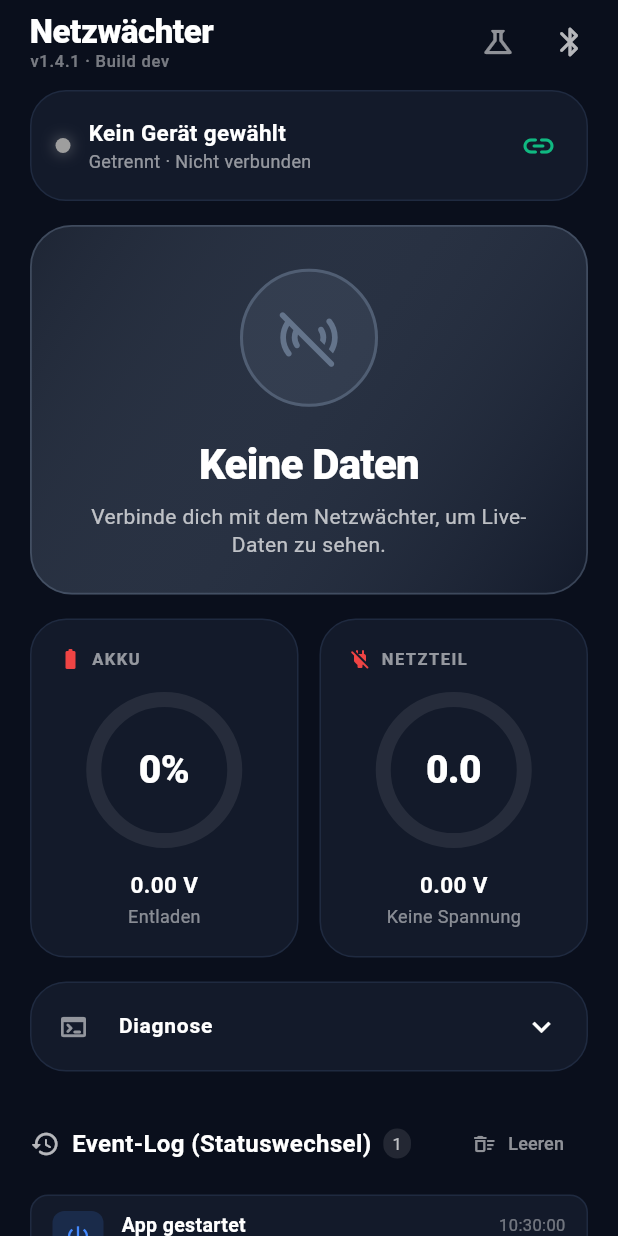
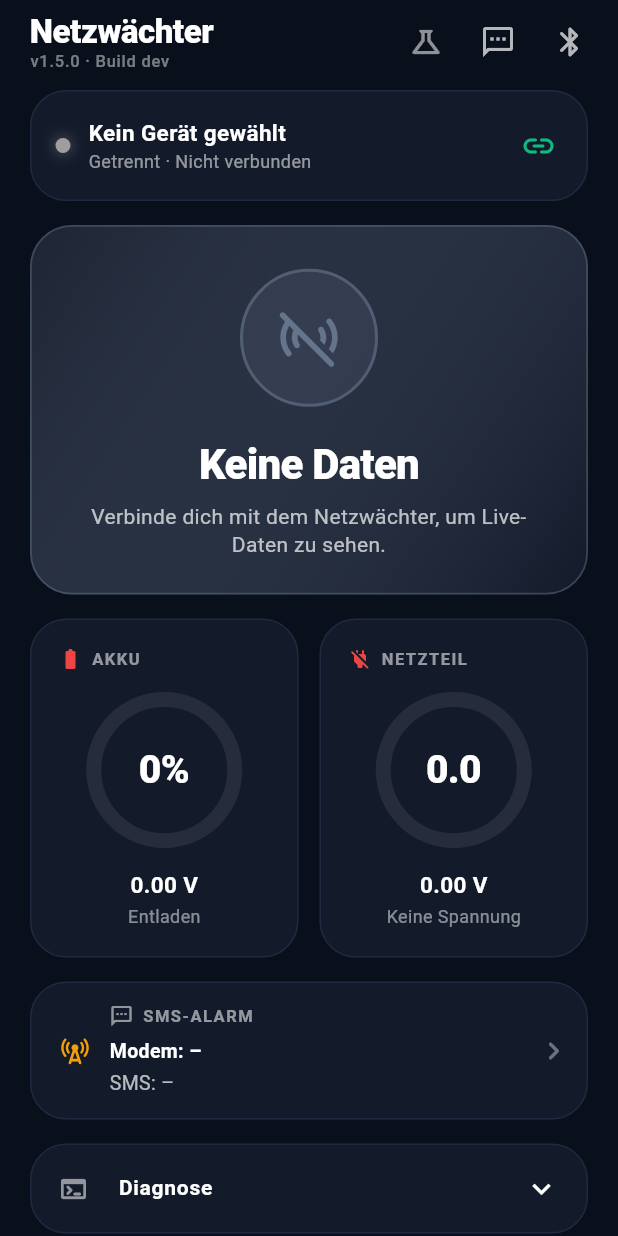
Before and after one commit to Lukas0923xcv/esp32, a Flutter app: the screen it shows after launch, on a phone screen of 412 x 824 dp. Run offline on Flutter 3.47's test engine with Material 3 defaults, Android fonts, the phone set to English and light mode, and no system bars; our stand-ins replace flutter_bluetooth_serial, flutter_local_notifications, permission_handler, shared_preferences.

Commit message:
SMS-Alarm per App einstellbar: Empfaenger, Texte, Wartezeiten, Akku-Warnung, Test-SMS
Firmware speichert die Einstellungen im Flash und nimmt Befehle per Bluetooth
entgegen (GET / SET:KEY=WERT / TEST). Die App bekommt einen Einstellungs-
Bildschirm, eine SMS/Modem-Statuskachel und SMS-Ereignisse im Event-Log.

Co-Authored-By: Claude Opus 5.5 <noreply@anthropic.com>
Claude-Session: https://claude.ai/code/session_01NAN1X8sbYWjb1eTwgGhvJy

```diff
--- a/android-app/lib/main.dart
+++ b/android-app/lib/main.dart
@@ -9,8 +9,10 @@ import 'package:permission_handler/permission_handler.dart';
 import 'package:intl/intl.dart';
 import 'package:shared_preferences/shared_preferences.dart';
 
+import 'sms_settings_screen.dart';
+
 // Bump on every change; the build number is injected by CI (--dart-define).
-const String kAppVersion = '1.4.1';
+const String kAppVersion = '1.5.0';
 const String kBuildNumber = String.fromEnvironment('BUILD_NUMBER', defaultValue: 'dev');
 
 void main() async {
@@ -109,6 +111,16 @@ class _DashboardScreenState extends State<DashboardScreen>
     caseSensitive: false,
   );
 
+  // Optional tail of the same line: "... | Modem: OK (23) | SMS: WARTE 120s"
+  final RegExp _modemRegex = RegExp(
+    r'\|\s*Modem:\s*(.*?)\s*\|\s*SMS:\s*(.*)$',
+    caseSensitive: false,
+  );
+
+  // Every received line, for the SMS settings screen (CFG:/OK:/ERR: replies)
+  final StreamController<String> _lineController =
+      StreamController<String>.broadcast();
+
   // Notifications
   final FlutterLocalNotificationsPlugin _notificationsPlugin =
       FlutterLocalNotificationsPlugin();
@@ -129,6 +141,8 @@ class _DashboardScreenState extends State<DashboardScreen>
   double _batteryVoltage = 0.0;
   DateTime? _lastUpdate;
   String _lastRawLine = '';
+  String? _modemStatus;
+  String? _smsStatus;
 
   // Outage debounce: a single (or short burst of) low PSU readings is ignored
   // so brief voltage dips don't trigger a false Stromausfall alarm.
@@ -196,6 +210,7 @@ class _DashboardScreenState extends State<DashboardScreen>
     _connection?.dispose();
     _simulationTimer?.cancel();
     _reconnectTimer?.cancel();
+    _lineController.close();
     super.dispose();
   }
 
@@ -449,6 +464,36 @@ class _DashboardScreenState extends State<DashboardScreen>
     _connection = null;
   }
 
+  Future<void> _sendCommand(String command) async {
+    final connection = _connection;
+    if (connection == null || !connection.isConnected) {
+      throw StateError('Nicht mit dem Netzwächter verbunden');
+    }
+    connection.output.add(Uint8List.fromList(utf8.encode('$command\n')));
+    await connection.output.allSent;
+  }
+
+  void _openSmsSettings() {
+    if (_isSimulationActive || _connection == null ||
+        _connectionStatus != ConnectionStatus.connected) {
+      ScaffoldMessenger.of(context).showSnackBar(
+        const SnackBar(
+          content: Text('Zum Einstellen zuerst mit dem Netzwächter verbinden.'),
+          backgroundColor: Color(0xFFEF4444),
+        ),
+      );
+      return;
+    }
+    Navigator.of(context).push(
+      MaterialPageRoute<void>(
+        builder: (_) => SmsSettingsScreen(
+          sendCommand: _sendCommand,
+          lines: _lineController.stream,
+        ),
+      ),
+    );
+  }
+
   void _handleDisconnect([String? reason]) {
     final msg = reason ?? 'Verbindung getrennt';
     _outageSince = null;
@@ -457,6 +502,8 @@ class _DashboardScreenState extends State<DashboardScreen>
       _connectionStatus = ConnectionStatus.disconnected;
       _statusMessage = msg;
       _powerStatus = PowerStatus.unknown;
+      _modemStatus = null;
+      _smsStatus = null;
     });
     _pulseController.stop();
 
@@ -480,9 +527,26 @@ class _DashboardScreenState extends State<DashboardScreen>
   // ---------------------------------------------------------------------------
 
   void _parseSerialLine(String line, {bool debounce = true}) {
+    if (!_lineController.isClosed) _lineController.add(line);
+    if (line.startsWith('CFG:') || line.startsWith('OK:') || line.startsWith('ERR:')) {
+      return;
+    }
+    if (line.startsWith('[SMS]')) {
+      _logSmsLine(line);
+      return;
+    }
+
     setState(() => _lastRawLine = line);
     final match = _serialRegex.firstMatch(line);
     if (match == null) return;
+
+    final modemMatch = _modemRegex.firstMatch(line);
+    if (modemMatch != null) {
+      setState(() {
+        _modemStatus = modemMatch.group(1)?.trim();
+        _smsStatus = modemMatch.group(2)?.trim();
+      });
+    }
 
     final String statusStr = match.group(1)?.trim().toUpperCase() ?? '';
     final double psuVolt = double.tryParse(match.group(2) ?? '') ?? 0.0;
@@ -576,6 +640,30 @@ class _DashboardScreenState extends State<DashboardScreen>
         );
       }
     }
+  }
+
+  void _logSmsLine(String line) {
+    final String text = line.substring(5).trim();
+    final bool failed = text.startsWith('!!');
+    final bool sent = text.toLowerCase().contains('gesendet');
+    _addLog(
+      title: failed
+          ? 'SMS-FEHLER'
+          : sent
+              ? 'SMS GESENDET'
+              : 'SMS',
+      details: failed ? text.substring(2).trim() : text,
+      icon: failed
+          ? Icons.sms_failed_outlined
+          : sent
+              ? Icons.mark_chat_read_outlined
+              : Icons.sms_outlined,
+      color: failed
+          ? const Color(0xFFEF4444)
+          : sent
+              ? const Color(0xFF10B981)
+              : const Color(0xFF38BDF8),
+    );
   }
 
   void _addLog({
@@ -694,6 +782,11 @@ class _DashboardScreenState extends State<DashboardScreen>
             onPressed: _toggleSimulation,
           ),
           IconButton(
+            tooltip: 'SMS-Alarm einstellen',
+            icon: const Icon(Icons.sms_outlined, color: Colors.white70),
+            onPressed: _openSmsSettings,
+          ),
+          IconButton(
             tooltip: 'Bluetooth-Geräte verwalten',
             icon: const Icon(Icons.bluetooth_rounded, color: Colors.white70),
             onPressed: _showDevicePickerModal,
@@ -725,6 +818,8 @@ class _DashboardScreenState extends State<DashboardScreen>
                     ],
                   ),
                 ),
+                const SizedBox(height: 16),
+                _buildSmsTile(),
                 const SizedBox(height: 16),
                 _buildDiagnosticsTile(),
                 const SizedBox(height: 24),
@@ -1062,6 +1157,63 @@ class _DashboardScreenState extends State<DashboardScreen>
     );
   }
 
+  Widget _buildSmsTile() {
+    final String modem = _modemStatus ?? '–';
+    final String sms = _smsStatus ?? '–';
+    final bool modemOk = modem.startsWith('OK');
+    final bool smsWaiting = sms.startsWith('WARTE');
+    final bool smsFailed = sms.startsWith('FEHLER');
+    final Color smsColor = smsFailed
+        ? const Color(0xFFEF4444)
+        : smsWaiting
+            ? const Color(0xFFF59E0B)
+            : sms == 'GESENDET'
+                ? const Color(0xFF10B981)
+                : Colors.white70;
+
+    return InkWell(
+      borderRadius: BorderRadius.circular(24),
+      onTap: _openSmsSettings,
+      child: Container(
+        padding: const EdgeInsets.fromLTRB(18, 14, 10, 14),
+        decoration: _cardDecoration(),
+        child: Row(
+          children: [
+            Icon(
+              Icons.cell_tower_rounded,
+              size: 22,
+              color: modemOk ? const Color(0xFF10B981) : const Color(0xFFF59E0B),
+            ),
+            const SizedBox(width: 12),
+            Expanded(
+              child: Column(
+                crossAxisAlignment: CrossAxisAlignment.start,
+                children: [
+                  _cardLabel('SMS-ALARM', Icons.sms_outlined, Colors.white54),
+                  const SizedBox(height: 6),
+                  Text(
+                    'Modem: $modem',
+                    style: const TextStyle(fontSize: 13, fontWeight: FontWeight.w600),
+                    overflow: TextOverflow.ellipsis,
+                  ),
+                  const SizedBox(height: 2),
+                  Text(
+                    smsWaiting
+                        ? 'SMS: wartet noch ${sms.substring(5).trim()} (kurze Aussetzer werden ignoriert)'
+                        : 'SMS: $sms',
+                    style: TextStyle(fontSize: 13, color: smsColor),
+                    overflow: TextOverflow.ellipsis,
+                  ),
+                ],
+              ),
+            ),
+            const Icon(Icons.chevron_right_rounded, color: Colors.white38),
+          ],
+        ),
+      ),
+    );
+  }
+
   Widget _buildDiagnosticsTile() {
     return Container(
       decoration: _cardDecoration(),
```
Also changed, not shown: android-app/lib/sms_settings_screen.dart (added, +573 -0 lines), 1 other file.
